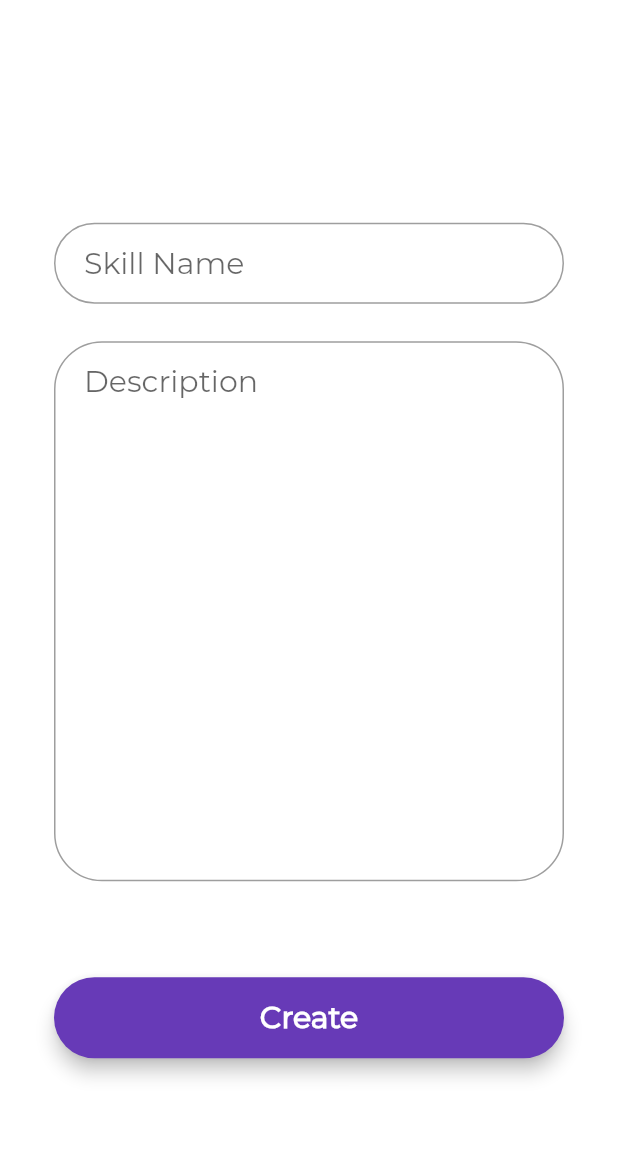
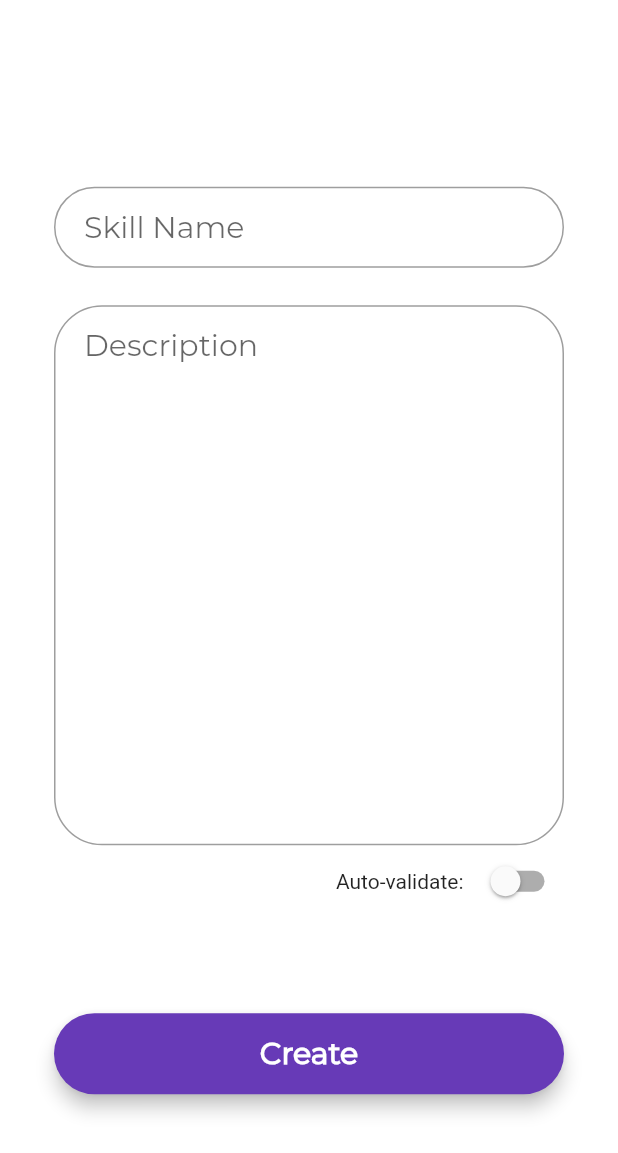
Before and after one commit to hbollon/SkillsList, a Flutter app: the AddSkillPage screen opened directly with empty values, on a phone screen of 412 x 824 dp. Shown: the top 1153 px of the screen. Run offline on Flutter 3.47's test engine with Material 2 defaults, Android fonts, the phone set to English and light mode, and no system bars; our stand-ins replace sprintf; missing offline and left inert: expansion_card.

Commit message:
Auto-validate field on skill creation

```diff
--- a/lib/screens/teacher/add_skill.dart
+++ b/lib/screens/teacher/add_skill.dart
@@ -26,6 +26,7 @@ class _AddSkillPageState extends State<AddSkillPage> {
   final formKey = GlobalKey<FormState>();
 
   String blockname;
+  bool isAutoValidate = false;
 
   _AddSkillPageState(this.blockname);
 
@@ -35,7 +36,7 @@ class _AddSkillPageState extends State<AddSkillPage> {
     Map skillMap = {
       'skillName': name,
       'skillDesc': desc,
-      'autoValidate': false,
+      'autoValidate': isAutoValidate,
     };
 
     Map map = {
@@ -80,6 +81,27 @@ class _AddSkillPageState extends State<AddSkillPage> {
             hintText: "Description",
             border:
                 OutlineInputBorder(borderRadius: BorderRadius.circular(32.0))),
+      );
+
+      final autoValidationRow = Row(
+        mainAxisAlignment:
+            MainAxisAlignment.end,
+        children: <Widget>[
+          Text(
+            "Auto-validate:",
+          ),
+          const SizedBox(width: 8),
+          Switch(
+            value: isAutoValidate,
+            onChanged: (value) {
+              setState(() {
+                isAutoValidate = value;
+              });
+            },
+            activeTrackColor: Colors.lightGreenAccent,
+            activeColor: Colors.green,
+          )
+        ],
       );
 
       final createButton = Material(
@@ -145,6 +167,7 @@ class _AddSkillPageState extends State<AddSkillPage> {
                 nameField,
                 SizedBox(height: 25.0),
                 SizedBox(child: descriptionField, height: 360),
+                SizedBox(child: autoValidationRow),
                 SizedBox(
                   height: 64.0,
                 ),
```
Also changed, not shown: pubspec.lock.
